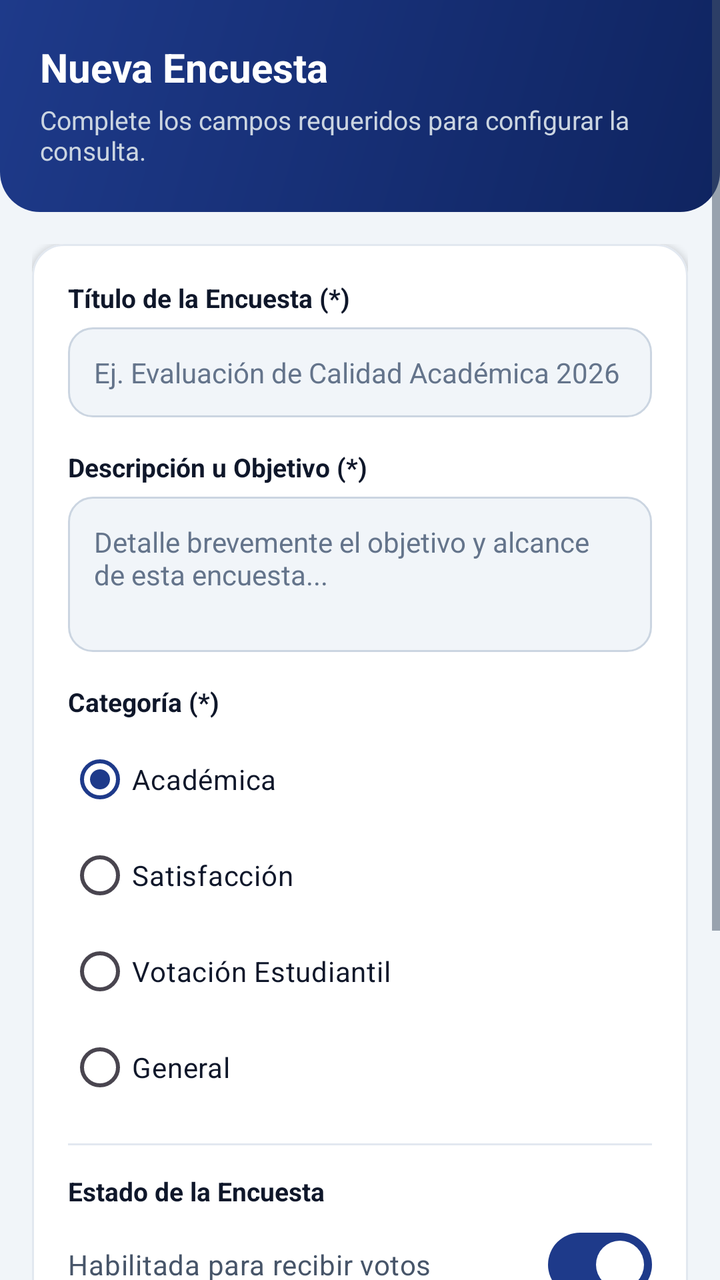
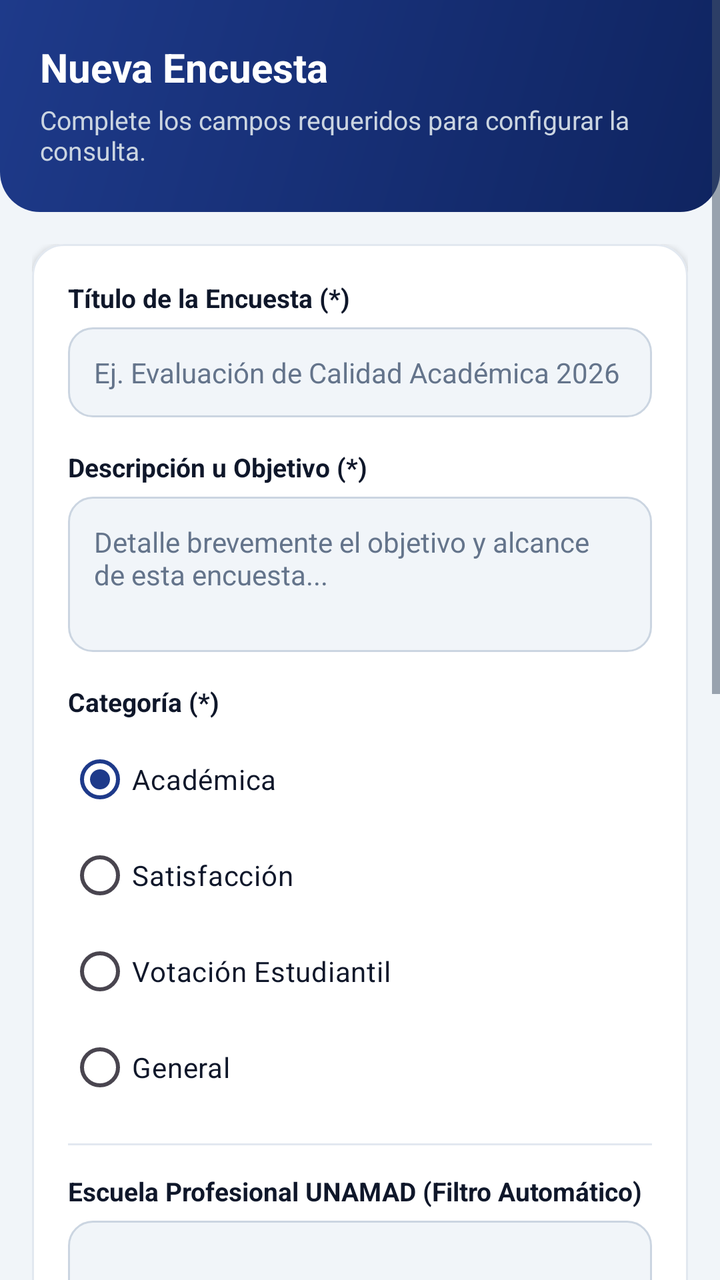

Before-and-after screenshots of an Android layout around one commit, followed by the original layout XML and the change that was made.
<!-- AndroidManifest.xml: application theme Theme.ProyectoFinal -->
<!-- res/layout/activity_crear_encuesta.xml -->
<?xml version="1.0" encoding="utf-8"?>
<ScrollView xmlns:android="http://schemas.android.com/apk/res/android"
    xmlns:app="http://schemas.android.com/apk/res-auto"
    xmlns:tools="http://schemas.android.com/tools"
    android:id="@+id/scrollCrearEncuesta"
    android:layout_width="match_parent"
    android:layout_height="match_parent"
    android:fillViewport="true"
    android:clipToPadding="false"
    android:background="@color/background_light"
    tools:context=".CrearEncuestaActivity">

    <LinearLayout
        android:layout_width="match_parent"
        android:layout_height="wrap_content"
        android:orientation="vertical"
        android:paddingBottom="24dp">

        
        <LinearLayout
            android:id="@+id/topBar"
            android:layout_width="match_parent"
            android:layout_height="wrap_content"
            android:background="@drawable/bg_topbar"
            android:orientation="vertical"
            android:paddingStart="20dp"
            android:paddingEnd="20dp"
            android:paddingTop="20dp"
            android:paddingBottom="22dp"
            android:layout_marginBottom="16dp">

            <TextView
                android:id="@+id/tvTituloPantalla"
                android:layout_width="wrap_content"
                android:layout_height="wrap_content"
                android:text="Nueva Encuesta"
                android:textSize="20sp"
                android:textStyle="bold"
                android:textColor="@color/white"
                android:layout_marginBottom="4dp" />

            <TextView
                android:layout_width="wrap_content"
                android:layout_height="wrap_content"
                android:text="Complete los campos requeridos para configurar la consulta."
                android:textSize="13sp"
                android:textColor="#CBD5E1" />
        </LinearLayout>

        <LinearLayout
            android:layout_width="match_parent"
            android:layout_height="wrap_content"
            android:orientation="vertical"
            android:paddingStart="16dp"
            android:paddingEnd="16dp">

            
            <com.google.android.material.card.MaterialCardView
                android:layout_width="match_parent"
                android:layout_height="wrap_content"
                android:layout_marginBottom="18dp"
                app:cardBackgroundColor="@color/card_background"
                app:cardCornerRadius="16dp"
                app:cardElevation="2dp"
                app:strokeWidth="1dp"
                app:strokeColor="@color/border_light">

                <LinearLayout
                    android:layout_width="match_parent"
                    android:layout_height="wrap_content"
                    android:orientation="vertical"
                    android:padding="18dp">

                    
                    <TextView
                        android:layout_width="wrap_content"
                        android:layout_height="wrap_content"
                        android:text="Título de la Encuesta (*)"
                        android:textSize="13sp"
                        android:textStyle="bold"
                        android:textColor="@color/text_primary"
                        android:layout_marginBottom="6dp" />

                    <EditText
                        android:id="@+id/etTituloEncuesta"
                        android:layout_width="match_parent"
                        android:layout_height="wrap_content"
                        android:background="@drawable/bg_input"
                        android:hint="Ej. Evaluación de Calidad Académica 2026"
                        android:padding="13dp"
                        android:textSize="14sp"
                        android:textColor="@color/text_primary"
                        android:textColorHint="@color/text_muted"
                        android:inputType="textCapSentences"
                        android:layout_marginBottom="16dp" />

                    
                    <TextView
                        android:layout_width="wrap_content"
                        android:layout_height="wrap_content"
                        android:text="Descripción u Objetivo (*)"
                        android:textSize="13sp"
                        android:textStyle="bold"
                        android:textColor="@color/text_primary"
                        android:layout_marginBottom="6dp" />

                    <EditText
                        android:id="@+id/etDescripcionEncuesta"
                        android:layout_width="match_parent"
                        android:layout_height="wrap_content"
                        android:background="@drawable/bg_input"
                        android:hint="Detalle brevemente el objetivo y alcance de esta encuesta..."
                        android:padding="13dp"
                        android:textSize="14sp"
                        android:textColor="@color/text_primary"
                        android:textColorHint="@color/text_muted"
                        android:minLines="3"
                        android:gravity="top|start"
                        android:inputType="textMultiLine|textCapSentences"
                        android:layout_marginBottom="16dp" />

                    
                    <TextView
                        android:layout_width="wrap_content"
                        android:layout_height="wrap_content"
                        android:text="Categoría (*)"
                        android:textSize="13sp"
                        android:textStyle="bold"
                        android:textColor="@color/text_primary"
                        android:layout_marginBottom="6dp" />

                    <RadioGroup
                        android:id="@+id/rgCategoria"
                        android:layout_width="match_parent"
                        android:layout_height="wrap_content"
                        android:layout_marginBottom="14dp">

                        <RadioButton
                            android:id="@+id/rbCatAcademica"
                            android:layout_width="wrap_content"
                            android:layout_height="wrap_content"
                            android:text="Académica"
                            android:checked="true"
                            android:textSize="14sp"
                            android:textColor="@color/text_primary" />

                        <RadioButton
                            android:id="@+id/rbCatSatisfaccion"
                            android:layout_width="wrap_content"
                            android:layout_height="wrap_content"
                            android:text="Satisfacción"
                            android:textSize="14sp"
                            android:textColor="@color/text_primary" />

                        <RadioButton
                            android:id="@+id/rbCatVotacion"
                            android:layout_width="wrap_content"
                            android:layout_height="wrap_content"
                            android:text="Votación Estudiantil"
                            android:textSize="14sp"
                            android:textColor="@color/text_primary" />

                        <RadioButton
                            android:id="@+id/rbCatGeneral"
                            android:layout_width="wrap_content"
                            android:layout_height="wrap_content"
                            android:text="General"
                            android:textSize="14sp"
                            android:textColor="@color/text_primary" />
                    </RadioGroup>

                    <View
                        android:layout_width="match_parent"
                        android:layout_height="1dp"
                        android:background="@color/border_light"
                        android:layout_marginBottom="14dp" />

                    
                    <TextView
                        android:layout_width="wrap_content"
                        android:layout_height="wrap_content"
                        android:text="Estado de la Encuesta"
                        android:textSize="13sp"
                        android:textStyle="bold"
                        android:textColor="@color/text_primary"
                        android:layout_marginBottom="4dp" />

                    <com.google.android.material.materialswitch.MaterialSwitch
                        android:id="@+id/swActiva"
                        android:layout_width="match_parent"
                        android:layout_height="wrap_content"
                        android:minHeight="48dp"
                        android:text="Habilitada para recibir votos"
                        android:textSize="14sp"
                        android:textColor="@color/text_secondary"
                        android:checked="true"
                        android:paddingTop="6dp"
                        android:paddingBottom="6dp" />
                </LinearLayout>
            </com.google.android.material.card.MaterialCardView>

            
            <com.google.android.material.button.MaterialButton
                android:id="@+id/btnGuardarYPreguntas"
                style="@style/Widget.Material3.Button"
                android:layout_width="match_parent"
                android:layout_height="50dp"
                android:text="Guardar y Gestionar Preguntas"
                android:textSize="14sp"
                android:textStyle="bold"
                app:cornerRadius="12dp"
                android:backgroundTint="@color/primary"
                android:layout_marginBottom="10dp" />

            <com.google.android.material.button.MaterialButton
                android:id="@+id/btnGuardarYVolver"
                style="@style/Widget.Material3.Button.TonalButton"
                android:layout_width="match_parent"
                android:layout_height="48dp"
                android:text="Guardar y Volver al Inicio"
                android:textSize="14sp"
                android:textStyle="bold"
                app:cornerRadius="12dp"
                android:layout_marginBottom="10dp" />

            <com.google.android.material.button.MaterialButton
                android:id="@+id/btnCancelar"
                style="@style/Widget.Material3.Button.OutlinedButton"
                android:layout_width="match_parent"
                android:layout_height="46dp"
                android:text="Cancelar"
                android:textSize="14sp"
                app:icon="@drawable/ic_back"
                app:iconGravity="textStart"
                app:iconPadding="6dp"
                app:iconTint="@color/primary"
                app:cornerRadius="12dp" />

        </LinearLayout>
    </LinearLayout>
</ScrollView>
<!-- resources referenced by this layout -->
<resources>
  <color name="background_light">#F1F5F9</color>
  <color name="border_light">#E2E8F0</color>
  <color name="card_background">#FFFFFF</color>
  <color name="primary">#1E3A8A</color>
  <color name="text_muted">#64748B</color>
  <color name="text_primary">#0F172A</color>
  <color name="text_secondary">#475569</color>
  <color name="white">#FFFFFFFF</color>
  <!-- drawable bg_input (drawable) -->
  <?xml version="1.0" encoding="utf-8"?>
  <selector xmlns:android="http://schemas.android.com/apk/res/android">
      <item android:state_focused="true">
          <shape android:shape="rectangle">
              <solid android:color="@color/card_background" />
              <corners android:radius="12dp" />
              <stroke android:width="1.5dp" android:color="@color/accent" />
          </shape>
      </item>
      <item>
          <shape android:shape="rectangle">
              <solid android:color="@color/background_light" />
              <corners android:radius="12dp" />
              <stroke android:width="1dp" android:color="@color/border_input" />
          </shape>
      </item>
  </selector>
  <!-- drawable bg_topbar (drawable) -->
  <?xml version="1.0" encoding="utf-8"?>
  <shape xmlns:android="http://schemas.android.com/apk/res/android"
      android:shape="rectangle">
      <gradient
          android:angle="135"
          android:startColor="@color/primary_dark"
          android:endColor="@color/header_end"
          android:type="linear" />
      <corners
          android:bottomLeftRadius="20dp"
          android:bottomRightRadius="20dp" />
  </shape>
  <!-- drawable ic_back (drawable) -->
  <vector xmlns:android="http://schemas.android.com/apk/res/android"
      android:width="20dp"
      android:height="20dp"
      android:viewportWidth="24"
      android:viewportHeight="24">
      <path
          android:fillColor="@color/primary"
          android:pathData="M20,11H7.83l5.59,-5.59L12,4l-8,8 8,8 1.41,-1.41L7.83,13H20v-2z" />
  </vector>
  <style name="Theme.ProyectoFinal" parent="Base.Theme.ProyectoFinal" />
  <color name="accent">#2563EB</color>
  <color name="border_input">#CBD5E1</color>
  <color name="primary_dark">#0F2460</color>
  <color name="header_end">#1E3A8A</color>
  <style name="Base.Theme.ProyectoFinal" parent="Theme.Material3.DayNight.NoActionBar">
          <item name="colorPrimary">@color/primary</item>
          <item name="colorPrimaryContainer">@color/primary_light</item>
          <item name="colorOnPrimary">@color/white</item>
          <item name="colorSecondary">@color/accent</item>
          <item name="colorSecondaryContainer">@color/primary_soft</item>
          <item name="colorOnSecondaryContainer">@color/primary</item>
          <item name="android:windowBackground">@color/background_light</item>
          <item name="android:textColorPrimary">@color/text_primary</item>
          <item name="android:textColorSecondary">@color/text_secondary</item>
      </style>
  <color name="primary_light">#DBEAFE</color>
  <color name="primary_soft">#EFF6FF</color>
</resources>

<!-- the commit's change to res/layout/activity_crear_encuesta.xml (unified diff, before → after) -->
@@ -179,6 +179,113 @@
                     <TextView
                         android:layout_width="wrap_content"
                         android:layout_height="wrap_content"
+                        android:text="Escuela Profesional UNAMAD (Filtro Automático)"
+                        android:textSize="13sp"
+                        android:textStyle="bold"
+                        android:textColor="@color/text_primary"
+                        android:layout_marginBottom="6dp" />
+
+                    <Spinner
+                        android:id="@+id/spCarreraRestringida"
+                        android:layout_width="match_parent"
+                        android:layout_height="48dp"
+                        android:background="@drawable/bg_input"
+                        android:paddingStart="10dp"
+                        android:paddingEnd="10dp"
+                        android:layout_marginBottom="16dp" />
+
+                    
+                    <LinearLayout
+                        android:layout_width="match_parent"
+                        android:layout_height="wrap_content"
+                        android:orientation="horizontal"
+                        android:gravity="center_vertical"
+                        android:layout_marginBottom="4dp">
+
+                        <TextView
+                            android:layout_width="0dp"
+                            android:layout_height="wrap_content"
+                            android:layout_weight="1"
+                            android:text="Padrón de Códigos de Estudiante (Opcional)"
+                            android:textSize="13sp"
+                            android:textStyle="bold"
+                            android:textColor="@color/text_primary" />
+
+                        <TextView
+                            android:id="@+id/tvContadorCodigos"
+                            android:layout_width="wrap_content"
+                            android:layout_height="wrap_content"
+                            android:text="Abierta"
+                            android:textSize="11.5sp"
+                            android:textStyle="bold"
+                            android:textColor="@color/accent" />
+                    </LinearLayout>
+
+                    <TextView
+                        android:layout_width="match_parent"
+                        android:layout_height="wrap_content"
+                        android:text="Importa tu lista desde un archivo .txt / .csv de Excel o pega una columna completa de códigos universitarios."
+                        android:textSize="11.5sp"
+                        android:textColor="@color/text_secondary"
+                        android:layout_marginBottom="8dp" />
+
+                    <LinearLayout
+                        android:layout_width="match_parent"
+                        android:layout_height="wrap_content"
+                        android:orientation="horizontal"
+                        android:layout_marginBottom="8dp">
+
+                        <com.google.android.material.button.MaterialButton
+                            android:id="@+id/btnImportarArchivoCodigos"
+                            style="@style/Widget.Material3.Button.TonalButton"
+                            android:layout_width="0dp"
+                            android:layout_height="42dp"
+                            android:layout_weight="1"
+                            android:text="Importar .TXT / .CSV"
+                            android:textSize="11.5sp"
+                            android:textStyle="bold"
+                            app:cornerRadius="10dp"
+                            android:layout_marginEnd="6dp" />
+
+                        <com.google.android.material.button.MaterialButton
+                            android:id="@+id/btnPegarCodigos"
+                            style="@style/Widget.Material3.Button.OutlinedButton"
+                            android:layout_width="0dp"
+                            android:layout_height="42dp"
+                            android:layout_weight="1"
+                            android:text="Pegar de Excel"
+                            android:textSize="11.5sp"
+                            android:textStyle="bold"
+                            app:cornerRadius="10dp"
+                            android:layout_marginStart="6dp" />
+                    </LinearLayout>
+
+                    <EditText
+                        android:id="@+id/etCodigosPermitidos"
+                        android:layout_width="match_parent"
+                        android:layout_height="wrap_content"
+                        android:background="@drawable/bg_input"
+                        android:hint="Vacío = cualquier estudiante. Ej: 202201045, 202201089 o prefijo 2022..."
+                        android:padding="12dp"
+                        android:textSize="13sp"
+                        android:textColor="@color/text_primary"
+                        android:textColorHint="@color/text_muted"
+                        android:minLines="2"
+                        android:maxLines="5"
+                        android:gravity="top|start"
+                        android:inputType="textMultiLine"
+                        android:layout_marginBottom="16dp" />
+
+                    <View
+                        android:layout_width="match_parent"
+                        android:layout_height="1dp"
+                        android:background="@color/border_light"
+                        android:layout_marginBottom="14dp" />
+
+                    
+                    <TextView
+                        android:layout_width="wrap_content"
+                        android:layout_height="wrap_content"
                         android:text="Estado de la Encuesta"
                         android:textSize="13sp"
                         android:textStyle="bold"
